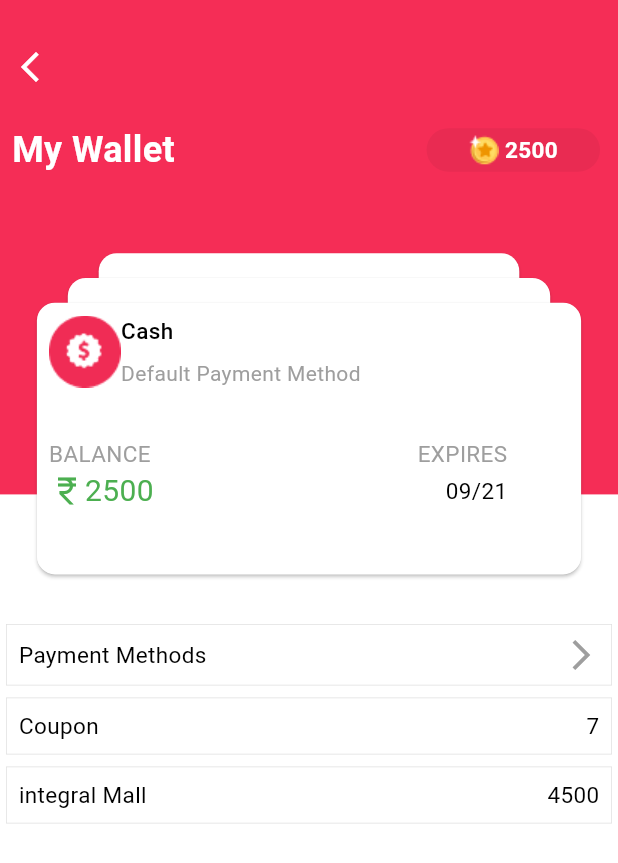
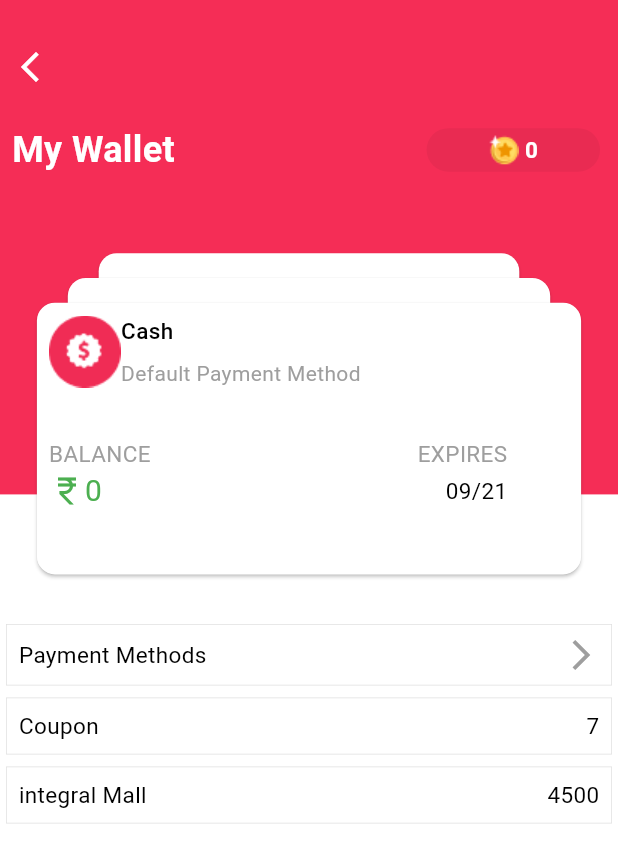
Before and after one commit to Abhi6722/flyweis, a Flutter app: the MyWallet screen opened directly, on a phone screen of 412 x 824 dp. Shown: the top 863 px of the screen. Run offline on Flutter 3.47's test engine with Material 3 defaults, Android fonts, the phone set to English and light mode, and no system bars; our stand-ins replace fan_carousel_image_slider, flutter_time_picker_spinner, get, pin_code_fields, shared_preferences; missing offline and left inert: spinner_date_time_picker; accounts and stored records are empty.

Commit message:
Wallet API Integrated

```diff
--- a/lib/View/MyWallet/my_wallet.dart
+++ b/lib/View/MyWallet/my_wallet.dart
@@ -3,8 +3,11 @@ import 'package:get/get.dart';
 import 'package:rajiv_cab_user_app/View/payment/PaymentPage.dart';
 
 import '../../Constants/Konstants.dart';
+import '../../controllers/wallet_controller.dart';
 class MyWallet extends StatelessWidget {
-  const MyWallet({super.key});
+  MyWallet({super.key});
+
+  final WalletController walletController = Get.put(WalletController());
 
   @override
   Widget build(BuildContext context) {
@@ -19,7 +22,7 @@ class MyWallet extends StatelessWidget {
                   children: [
                     Container(
                       height: AppConstants.height * 0.4,
-                      color: Color(0xfff52d56),
+                      color: const Color(0xfff52d56),
                       padding: const EdgeInsets.all(8),
                       child: Column(
                         crossAxisAlignment: CrossAxisAlignment.start,
@@ -49,19 +52,24 @@ class MyWallet extends StatelessWidget {
                                 ),
                                 SizedBox(
                                   width: AppConstants.width*0.3,
-                                  child: Card(color: Color(0xffe92b52),
+                                  child: Card(color: const Color(0xffe92b52),
                                     elevation: 0,
                                     shape: RoundedRectangleBorder(
                                       borderRadius: BorderRadius.circular(25)
                                     ),
                                     child: Padding(
-                                      padding:  EdgeInsets.symmetric(horizontal: 5,vertical: 4),
+                                      padding:  const EdgeInsets.symmetric(horizontal: 5,vertical: 4),
                                       child: Row(
                                         mainAxisAlignment: MainAxisAlignment.center,
                                         children: [
                                           Image.asset('assets/images/coin.png'),
                                           SizedBox(width: AppConstants.width*0.01,),
-                                          Text('2500',style: TextStyle(color: Colors.white,fontSize:15*AppConstants.text,fontWeight: FontWeight.bold),)
+                                          Obx(
+                                                () => Text(
+                                              '${walletController.balance}',
+                                              style: TextStyle(color: Colors.white,fontSize:15*AppConstants.text,fontWeight: FontWeight.bold),
+                                            ),
+                                          ),
                                         ],
                                       ),
                                     ),
@@ -82,7 +90,7 @@ class MyWallet extends StatelessWidget {
                   child: SizedBox(
                       width: AppConstants.width*0.7,
                       height: AppConstants.height*0.1,
-                      child: Card(color: Colors.white,surfaceTintColor: Colors.white,)),
+                      child: const Card(color: Colors.white,surfaceTintColor: Colors.white,)),
                 ),
                 Positioned(
                   top: AppConstants.height*0.22,
@@ -90,7 +98,7 @@ class MyWallet extends StatelessWidget {
                   child: SizedBox(
                       width: AppConstants.width*0.8,
                       height: AppConstants.height*0.1,
-                      child: Card(color: Colors.white,surfaceTintColor: Colors.white,)),
+                      child: const Card(color: Colors.white,surfaceTintColor: Colors.white,)),
                 ),
                 Positioned(
                   top: AppConstants.height*0.24,
@@ -134,8 +142,13 @@ class MyWallet extends StatelessWidget {
                                 children: [
                                   Row(
                                     children: [
-                                    Icon(Icons.currency_rupee,color: Colors.green,),
-                                      Text('2500',style: TextStyle(color: Colors.green,fontSize: 20*AppConstants.text),),
+                                    const Icon(Icons.currency_rupee,color: Colors.green,),
+                                      Obx(
+                                            () => Text(
+                                          '${walletController.balance}',
+                                          style: TextStyle(color: Colors.green,fontSize: 20*AppConstants.text),
+                                        ),
+                                      ),
                                     ],
                                   ),
                                   Text('09/21',style: TextStyle(color: Colors.black,fontSize: 15*AppConstants.text),)
@@ -152,10 +165,10 @@ class MyWallet extends StatelessWidget {
             ),
             InkWell(
               onTap: (){
-                Get.to(PaymentPage());
+                Get.to(const PaymentPage());
               },
               child: Container(
-                margin: EdgeInsets.all(4),
+                margin: const EdgeInsets.all(4),
                 decoration: BoxDecoration(
                   border: Border.all(color: Colors.black12,width: 0.5),
                   color: Colors.white,
@@ -166,13 +179,13 @@ class MyWallet extends StatelessWidget {
                     mainAxisAlignment: MainAxisAlignment.spaceBetween,
                     children: [
                       Text('Payment Methods',style: TextStyle(color: Colors.black,fontSize: 15*AppConstants.text),),
-                      Icon(Icons.arrow_forward_ios,color: Colors.grey,)
+                      const Icon(Icons.arrow_forward_ios,color: Colors.grey,)
                     ],
                   ),
                 ),
               ),
             ),
-            Container(margin: EdgeInsets.all(4),
+            Container(margin: const EdgeInsets.all(4),
               decoration: BoxDecoration(
                 border: Border.all(color: Colors.black12,width: 0.5),
                 color: Colors.white,
@@ -189,7 +202,7 @@ class MyWallet extends StatelessWidget {
                 ),
               ),
             ),
-            Container(margin: EdgeInsets.all(4),
+            Container(margin: const EdgeInsets.all(4),
               decoration: BoxDecoration(
                 border: Border.all(color: Colors.black12,width: 0.5),
                 color: Colors.white,
```
Also changed, not shown: lib/controllers/wallet_controller.dart (added, +33 -0 lines).
